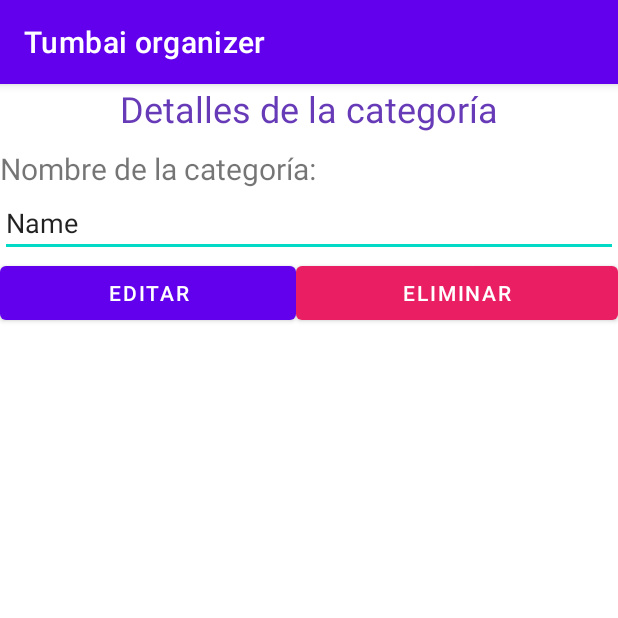
After one commit to Joseph-RMM/Organizador, an Android app: the fragment DetailsCategoriaFragment shown on its own in the app's theme, on a phone screen of 412 x 824 dp, the top half of it. The commit adds this screen. Run offline under Robolectric (Android 15) with nearby library versions, the phone set to English and light mode, and no system bars.

Commit message:
Mostrar Detalles de Categorias y corrección del bug del fragment mannager

```diff
--- /dev/null
+++ b/app/src/main/java/com/example/tumbaiorganizer/ui/detailscat/DetailsCategoriaFragment.kt
@@ -0,0 +1,82 @@
+package com.example.tumbaiorganizer.ui.detailscat
+
+import androidx.lifecycle.ViewModelProvider
+import android.os.Bundle
+import android.util.Log
+import androidx.fragment.app.Fragment
+import android.view.LayoutInflater
+import android.view.View
+import android.view.ViewGroup
+import android.widget.Toast
+import com.example.tumbaiorganizer.Model.Categoria
+import com.example.tumbaiorganizer.Model.Tarea
+import com.example.tumbaiorganizer.R
+import com.example.tumbaiorganizer.databinding.DetailsCategoriaFragmentBinding
+import com.example.tumbaiorganizer.databinding.DetailsTareaFragmentBinding
+import com.example.tumbaiorganizer.databinding.FragmentHomeBinding
+import com.example.tumbaiorganizer.ui.home.HomeViewModel
+import okhttp3.OkHttpClient
+import okhttp3.Request
+import org.json.JSONObject
+import java.text.SimpleDateFormat
+
+class DetailsCategoriaFragment : Fragment() {
+
+    companion object {
+        fun newInstance() = DetailsCategoriaFragment()
+    }
+
+    private lateinit var viewModel: DetailsCategoriaViewModel
+    private var _binding : DetailsCategoriaFragmentBinding? = null
+    private val binding get() = _binding!!
+    private val tokenAPI by lazy {  activity?.intent?.getStringExtra("token")}
+    private var IDCategoria = 0;
+
+    override fun onCreateView(
+        inflater: LayoutInflater,
+        container: ViewGroup?,
+        savedInstanceState: Bundle?
+    ): View? {
+        viewModel = ViewModelProvider(this).get(DetailsCategoriaViewModel::class.java)
+
+        _binding = DetailsCategoriaFragmentBinding.inflate(inflater, container, false)
+        val root: View = binding.root
+        return root
+    }
+
+    override fun onActivityCreated(savedInstanceState: Bundle?) {
+        super.onActivityCreated(savedInstanceState)
+        viewModel = ViewModelProvider(this).get(DetailsCategoriaViewModel::class.java)
+        // TODO: Use the ViewModel
+
+        val bundle = this.arguments
+        if (bundle != null) {
+            IDCategoria = bundle.getInt("ID")
+            Toast.makeText(binding.root.context, "ID: $IDCategoria", Toast.LENGTH_SHORT).show();
+            //Get tareas
+            val okHttpClient = OkHttpClient()
+            val request = Request.Builder()
+                .url("http://"+ getString(R.string.server_ip) +"/organizzdorapi/public/api/categories/$IDCategoria")
+                .addHeader("Authorization", "Bearer " + tokenAPI)
+                .get()
+                .build()
+
+            okHttpClient.newCall(request).execute().use { response ->
+                if (!response.isSuccessful) {
+                    Toast.makeText(binding.root.context,"Ha ocurrido un problema con la petición", Toast.LENGTH_SHORT).show()
+                } else {
+                    val categoriaJSON = JSONObject(response.body!!.string())
+                    viewModel.categoria = Categoria(
+                        categoriaJSON.getInt("Id_categoria"),
+                        categoriaJSON.getString("Nombre")
+                    )
+                    binding.txtNombreCat.setText(viewModel.categoria.Nombre)
+                }
+            }
+        } else {
+            Toast.makeText(binding.root.context,"Ha ocurrido un error en la app al pasar la información", Toast.LENGTH_SHORT).show();
+            Log.d("Bundle","null")
+        }
+    }
+
+}
--- /dev/null
+++ b/app/src/main/java/com/example/tumbaiorganizer/ui/detailscat/DetailsCategoriaViewModel.kt
@@ -0,0 +1,9 @@
+package com.example.tumbaiorganizer.ui.detailscat
+
+import androidx.lifecycle.ViewModel
+import com.example.tumbaiorganizer.Model.Categoria
+
+class DetailsCategoriaViewModel : ViewModel() {
+    // TODO: Implement the ViewModel
+    var categoria : Categoria = Categoria(0,"Ha ocurrido un error")
+}
--- a/app/src/main/java/com/example/tumbaiorganizer/ui/gallery/GalleryFragment.kt
+++ b/app/src/main/java/com/example/tumbaiorganizer/ui/gallery/GalleryFragment.kt
@@ -7,9 +7,11 @@ import android.view.ViewGroup
 import android.widget.ArrayAdapter
 import androidx.fragment.app.Fragment
 import androidx.lifecycle.ViewModelProvider
+import androidx.navigation.fragment.findNavController
 import com.example.tumbaiorganizer.Model.Categoria
 import com.example.tumbaiorganizer.R
 import com.example.tumbaiorganizer.databinding.FragmentGalleryBinding
+import com.example.tumbaiorganizer.ui.detailscat.DetailsCategoriaFragment
 import okhttp3.OkHttpClient
 import okhttp3.Request
 import org.json.JSONArray
@@ -84,6 +86,22 @@ class GalleryFragment : Fragment() {
 
                     binding.lvCategorias.adapter = arrayAdapter
 
+                    binding.lvCategorias.setOnItemClickListener { parent, view, position, index ->
+                        val selectedCategoria : Categoria = parent.getItemAtPosition(position) as Categoria
+                        //Toast.makeText(binding.root.context,selectedTarea.Actividad,Toast.LENGTH_SHORT).show()
+
+                        val fragmentDetails = DetailsCategoriaFragment()
+                        var bundle: Bundle = Bundle();
+                        bundle.putInt("ID", selectedCategoria.Id_categoria);
+                        fragmentDetails.arguments = bundle;
+
+
+                        val manager = parentFragmentManager.beginTransaction()
+                        manager.replace(R.id.nav_host_fragment_content_main, fragmentDetails)
+                        manager.addToBackStack(null)
+                        manager.commit()
+
+                    }
                    //  binding.lblInfo.text = response.body!!.string()
                    /* val json = JSONTokener(response.body!!.string())
                     val jsonArray = JSONArray(json)
--- a/app/src/main/java/com/example/tumbaiorganizer/ui/home/HomeFragment.kt
+++ b/app/src/main/java/com/example/tumbaiorganizer/ui/home/HomeFragment.kt
@@ -149,8 +149,8 @@ class HomeFragment : Fragment() {
                         var bundle: Bundle = Bundle();
                         bundle.putInt("ID", selectedTarea.ID);
                         fragmentDetails.arguments = bundle;
-                        val manager = requireActivity().supportFragmentManager.beginTransaction()
-                        manager.add(R.id.nav_host_fragment_content_main, fragmentDetails)
+                        val manager = parentFragmentManager.beginTransaction()
+                        manager.replace(R.id.nav_host_fragment_content_main, fragmentDetails)
                         manager.addToBackStack(null)
                         manager.commit()
 
--- /dev/null
+++ b/app/src/main/res/layout/details_categoria_fragment.xml
@@ -0,0 +1,71 @@
+<?xml version="1.0" encoding="utf-8"?>
+<androidx.constraintlayout.widget.ConstraintLayout xmlns:android="http://schemas.android.com/apk/res/android"
+    xmlns:app="http://schemas.android.com/apk/res-auto"
+    xmlns:tools="http://schemas.android.com/tools"
+    android:layout_width="match_parent"
+    android:layout_height="match_parent"
+    tools:context=".ui.detailscat.DetailsCategoriaFragment">
+
+    <LinearLayout
+        android:layout_width="match_parent"
+        android:layout_height="match_parent"
+        android:orientation="vertical">
+
+        <TextView
+            android:id="@+id/textView18"
+            android:layout_width="match_parent"
+            android:layout_height="wrap_content"
+            android:layout_marginBottom="10sp"
+            android:text="Detalles de la categoría"
+            android:textAlignment="center"
+            android:textColor="#673AB7"
+            android:textSize="24sp" />
+
+        <ScrollView
+            android:layout_width="match_parent"
+            android:layout_height="match_parent">
+
+            <LinearLayout
+                android:layout_width="match_parent"
+                android:layout_height="wrap_content"
+                android:orientation="vertical" >
+
+                <TextView
+                    android:id="@+id/textView19"
+                    android:layout_width="match_parent"
+                    android:layout_height="wrap_content"
+                    android:text="Nombre de la categoría:"
+                    android:textSize="20sp" />
+
+                <EditText
+                    android:id="@+id/txtNombreCat"
+                    android:layout_width="match_parent"
+                    android:layout_height="wrap_content"
+                    android:ems="10"
+                    android:inputType="textPersonName"
+                    android:text="Name" />
+
+                <LinearLayout
+                    android:layout_width="match_parent"
+                    android:layout_height="match_parent"
+                    android:orientation="horizontal">
+
+                    <Button
+                        android:id="@+id/btnEditarCat"
+                        android:layout_width="wrap_content"
+                        android:layout_height="wrap_content"
+                        android:layout_weight="1"
+                        android:text="Editar" />
+
+                    <Button
+                        android:id="@+id/btnEliminarCat"
+                        android:layout_width="wrap_content"
+                        android:layout_height="wrap_content"
+                        android:layout_weight="1"
+                        android:text="Eliminar"
+                        app:backgroundTint="#E91E63" />
+                </LinearLayout>
+            </LinearLayout>
+        </ScrollView>
+    </LinearLayout>
+</androidx.constraintlayout.widget.ConstraintLayout>
```
